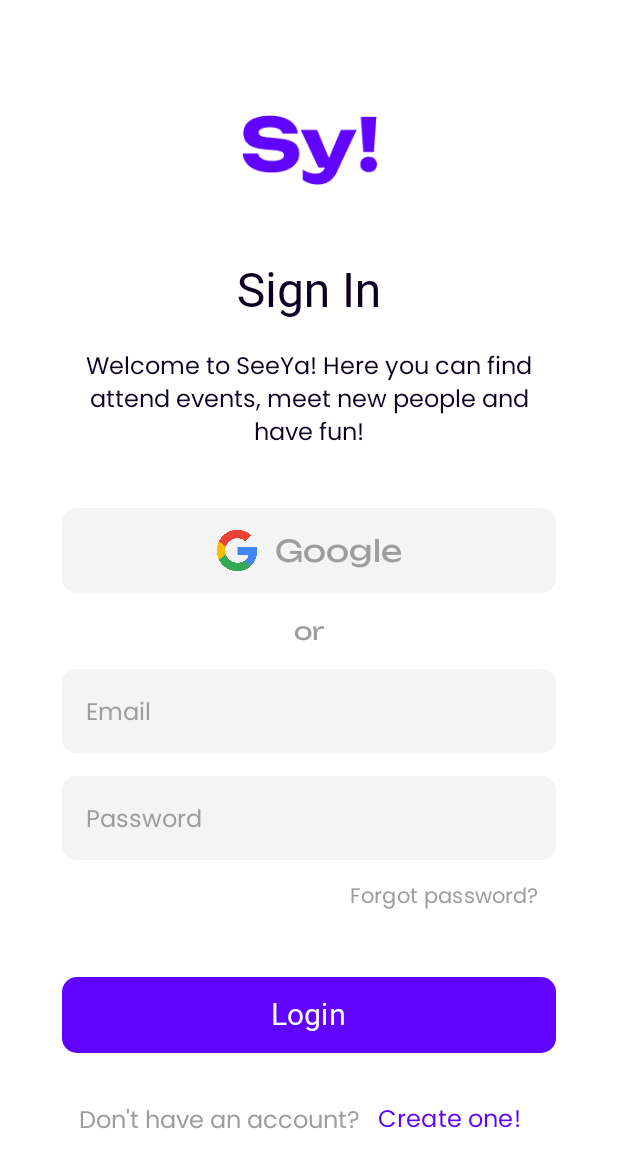
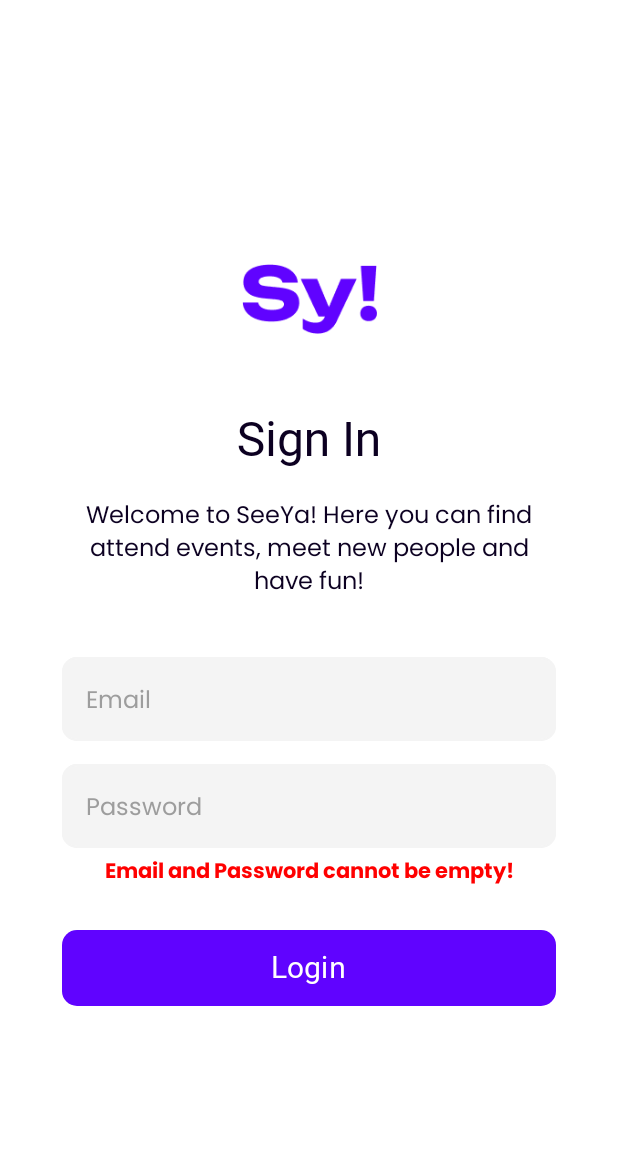
Before and after one commit to Bakhytgali/SeeYa, an Android app built with Jetpack Compose: the screen it shows after launch (MainActivity), after a tap on "Login", on a phone screen of 412 x 824 dp. Shown: the top 1168 px of the screen. Run offline under Robolectric (Android 15) with nearby library versions, the phone set to English and light mode, and no system bars; our stand-ins replace accompanist; Roboto replaces fonts that are not available here.

```diff
--- a/app/build.gradle.kts
+++ b/app/build.gradle.kts
@@ -51,6 +51,11 @@ android {
 
 dependencies {
 
+    // Retrofit
+    implementation(libs.retrofit) // Retrofit
+    implementation(libs.converter.gson) // Конвертер JSON
+    implementation(libs.logging.interceptor) // Логирование запросов
+
     // Status Bar Controller
     implementation(libs.accompanist.systemuicontroller)
 
--- a/app/src/main/java/com/example/seeya/MainActivity.kt
+++ b/app/src/main/java/com/example/seeya/MainActivity.kt
@@ -4,16 +4,28 @@ import android.os.Bundle
 import androidx.activity.ComponentActivity
 import androidx.activity.compose.setContent
 import androidx.activity.enableEdgeToEdge
+import androidx.lifecycle.ViewModelProvider
+import com.example.seeya.data.repository.AuthRepository
 import com.example.seeya.ui.theme.SeeYaTheme
-import com.example.seeya.ui.theme.screens.LoginScreenState
+import com.example.seeya.ui.theme.screens.LoginScreen
+import com.example.seeya.viewmodel.AuthViewModel
+import com.example.seeya.viewmodel.AuthViewModelFactory
 
 class MainActivity : ComponentActivity() {
+    private lateinit var authViewModel: AuthViewModel
+
     override fun onCreate(savedInstanceState: Bundle?) {
         super.onCreate(savedInstanceState)
         enableEdgeToEdge()
+
+        authViewModel = ViewModelProvider(
+            this,
+            AuthViewModelFactory(application, AuthRepository(application))
+        )[AuthViewModel::class.java]
+
         setContent {
             SeeYaTheme {
-                LoginScreenState()
+                LoginScreen(authViewModel = authViewModel)
             }
         }
     }
--- /dev/null
+++ b/app/src/main/java/com/example/seeya/data/api/APIService.kt
@@ -0,0 +1,14 @@
+package com.example.seeya.data.api
+
+import com.example.seeya.data.model.AuthResponse
+import com.example.seeya.data.model.LoginRequest
+import retrofit2.Response
+import retrofit2.http.Body
+import retrofit2.http.POST
+
+interface APIService {
+    interface ApiService {
+        @POST("auth/login")
+        suspend fun loginUser(@Body request: LoginRequest): Response<AuthResponse>
+    }
+}
--- /dev/null
+++ b/app/src/main/java/com/example/seeya/data/api/RetrofitClient.kt
@@ -0,0 +1,46 @@
+package com.example.seeya.data.api
+
+import android.content.Context
+import com.example.seeya.utils.TokenManager
+import okhttp3.Interceptor
+import okhttp3.OkHttpClient
+import okhttp3.logging.HttpLoggingInterceptor
+import retrofit2.Retrofit
+import retrofit2.converter.gson.GsonConverterFactory
+
+object RetrofitClient {
+    private const val BASE_URL = "http://localhost:8080"
+
+    // Функция для создания HTTP-клиента с токеном
+    fun createClient(context: Context): OkHttpClient {
+        val loggingInterceptor = HttpLoggingInterceptor().apply {
+            level = HttpLoggingInterceptor.Level.BODY
+        }
+
+        val authInterceptor = Interceptor { chain ->
+            val token = TokenManager.getToken(context)
+            val request = chain.request().newBuilder()
+
+            if (!token.isNullOrEmpty()) {
+                request.addHeader("Authorization", "Bearer $token") // Добавляем JWT в заголовок
+            }
+
+            chain.proceed(request.build())
+        }
+
+        return OkHttpClient.Builder()
+            .addInterceptor(loggingInterceptor) // Логирование запросов
+            .addInterceptor(authInterceptor) // Добавление токена
+            .build()
+    }
+
+    // Функция для создания Retrofit API
+    fun createApiService(context: Context): APIService.ApiService {
+        return Retrofit.Builder()
+            .baseUrl(BASE_URL)
+            .client(createClient(context)) // Используем HTTP-клиент с токеном
+            .addConverterFactory(GsonConverterFactory.create())
+            .build()
+            .create(APIService.ApiService::class.java)
+    }
+}
--- /dev/null
+++ b/app/src/main/java/com/example/seeya/data/model/AuthResponse.kt
@@ -0,0 +1,6 @@
+package com.example.seeya.data.model
+
+data class AuthResponse(
+    val token: String,
+    val user: User
+)
--- /dev/null
+++ b/app/src/main/java/com/example/seeya/data/model/LoginRequest.kt
@@ -0,0 +1,6 @@
+package com.example.seeya.data.model
+
+data class LoginRequest(
+    val email: String,
+    val password: String
+)
--- a/app/src/main/java/com/example/seeya/ui/theme/Type.kt
+++ b/app/src/main/java/com/example/seeya/ui/theme/Type.kt
@@ -20,5 +20,5 @@ val Unbounded = FontFamily(
 )
 
 val SeeYaTypography = Typography(
-    bodyLarge = TextStyle(fontFamily = Poppins, fontSize = 16.sp),
+    bodyLarge = TextStyle(fontFamily = Poppins, fontSize = 16.sp, color = primaryColor),
 )
--- a/app/src/main/java/com/example/seeya/ui/theme/screens/LoginScreen.kt
+++ b/app/src/main/java/com/example/seeya/ui/theme/screens/LoginScreen.kt
@@ -1,28 +1,12 @@
 package com.example.seeya.ui.theme.screens
 
+import android.util.Log
 import androidx.compose.foundation.Image
 import androidx.compose.foundation.background
-import androidx.compose.foundation.layout.Arrangement
-import androidx.compose.foundation.layout.Box
-import androidx.compose.foundation.layout.Column
-import androidx.compose.foundation.layout.Row
-import androidx.compose.foundation.layout.Spacer
-import androidx.compose.foundation.layout.fillMaxHeight
-import androidx.compose.foundation.layout.fillMaxSize
-import androidx.compose.foundation.layout.fillMaxWidth
-import androidx.compose.foundation.layout.height
-import androidx.compose.foundation.layout.padding
-import androidx.compose.foundation.layout.size
-import androidx.compose.foundation.layout.width
+import androidx.compose.foundation.layout.*
 import androidx.compose.foundation.shape.RoundedCornerShape
-import androidx.compose.material3.Button
-import androidx.compose.material3.ButtonDefaults
-import androidx.compose.material3.Text
-import androidx.compose.material3.TextButton
-import androidx.compose.runtime.Composable
-import androidx.compose.runtime.MutableState
-import androidx.compose.runtime.mutableStateOf
-import androidx.compose.runtime.remember
+import androidx.compose.material3.*
+import androidx.compose.runtime.*
 import androidx.compose.ui.Alignment
 import androidx.compose.ui.Modifier
 import androidx.compose.ui.graphics.Color
@@ -30,34 +14,28 @@ import androidx.compose.ui.res.painterResource
 import androidx.compose.ui.res.stringResource
 import androidx.compose.ui.text.font.FontWeight
 import androidx.compose.ui.text.style.TextAlign
-import androidx.compose.ui.tooling.preview.Preview
 import androidx.compose.ui.unit.dp
 import androidx.compose.ui.unit.sp
 import com.example.seeya.R
-import com.example.seeya.ui.theme.Poppins
-import com.example.seeya.ui.theme.Unbounded
-import com.example.seeya.ui.theme.bgColor
+import com.example.seeya.ui.theme.*
 import com.example.seeya.ui.theme.components.CustomTextField
-import com.example.seeya.ui.theme.primaryContainerColor
-import com.example.seeya.ui.theme.grayText
-import com.example.seeya.ui.theme.primaryColor
-import com.example.seeya.ui.theme.secondaryColor
+import com.example.seeya.viewmodel.AuthViewModel
 
 @Composable
 fun LoginScreen(
-    email: MutableState<String>,
-    password: MutableState<String>,
-    onEmailChange: (String) -> Unit,
-    onPasswordChange: (String) -> Unit,
+    authViewModel: AuthViewModel,
     modifier: Modifier = Modifier
 ) {
+    val email = remember { mutableStateOf("") }
+    val password = remember { mutableStateOf("") }
+    val isError = remember { mutableStateOf(false) }
+
     Box(
         contentAlignment = Alignment.Center,
         modifier = Modifier
             .fillMaxSize()
             .background(bgColor),
-
-        ) {
+    ) {
         Column(
             verticalArrangement = Arrangement.Center,
             horizontalAlignment = Alignment.CenterHorizontally,
@@ -65,15 +43,12 @@ fun LoginScreen(
                 .fillMaxHeight()
                 .fillMaxWidth(0.8f)
         ) {
-
             // SeeYa Logo
             Image(
                 painter = painterResource(R.drawable.seeya_logo_mono),
                 contentDescription = "SeeYa Logo",
                 modifier = Modifier.size(90.dp)
             )
-
-            // Login Page title + subtitle section
 
             Spacer(modifier = Modifier.height(30.dp))
 
@@ -94,60 +69,16 @@ fun LoginScreen(
                 textAlign = TextAlign.Center
             )
 
-
-            // Google Auth Button
             Spacer(modifier = Modifier.height(40.dp))
 
-            Button(
-                onClick = {
-                    // TODO
-                },
-                shape = RoundedCornerShape(10.dp),
-                colors = ButtonDefaults.buttonColors(
-                    containerColor = primaryContainerColor
-                ),
-                modifier = Modifier.fillMaxWidth()
-            ) {
-                Row(
-                    horizontalArrangement = Arrangement.Center,
-                    verticalAlignment = Alignment.CenterVertically,
-                    modifier = Modifier.padding(5.dp)
-                ) {
-                    Image(
-                        painter = painterResource(R.drawable.google_logo),
-                        contentDescription = "Google Logo Icon",
-                        modifier = Modifier.size(30.dp)
-                    )
-
-                    Spacer(modifier = Modifier.width(10.dp))
-
-                    Text(
-                        text = "Google",
-                        fontFamily = Unbounded,
-                        color = grayText,
-                        fontSize = 20.sp
-                    )
-                }
-            }
-
-            Spacer(modifier = Modifier.height(15.dp))
-
-            Text(
-                text = "or",
-                fontSize = 16.sp,
-                fontFamily = Unbounded,
-                color = grayText
-            )
-
-            Spacer(modifier = Modifier.height(15.dp))
-
-            // Login with email and password fields
             CustomTextField(
                 text = email,
                 placeholder = "Email",
-                onValueChange = onEmailChange,
-                modifier = Modifier
-                    .fillMaxWidth()
+                onValueChange = {
+                    email.value = it
+                    isError.value = false // Сбрасываем ошибку при вводе
+                },
+                modifier = Modifier.fillMaxWidth()
             )
 
             Spacer(modifier = Modifier.height(15.dp))
@@ -155,42 +86,37 @@ fun LoginScreen(
             CustomTextField(
                 text = password,
                 placeholder = "Password",
-                onValueChange = onPasswordChange,
-                modifier = Modifier
-                    .fillMaxWidth()
+                onValueChange = {
+                    password.value = it
+                    isError.value = false // Сбрасываем ошибку при вводе
+                },
+                modifier = Modifier.fillMaxWidth()
             )
 
-            // Forgot password link
-
-            TextButton(
-                onClick = {
-                    // TODO
-                }
-            ) {
+            if (isError.value) {
                 Text(
-                    text = "Forgot password?",
-                    color = grayText,
+                    text = "Email and Password cannot be empty!",
+                    color = Color.Red,
                     fontSize = 14.sp,
-                    textAlign = TextAlign.End,
-                    modifier = Modifier.fillMaxWidth(),
-                    fontWeight = FontWeight.Normal,
-                    fontFamily = Poppins
+                    fontWeight = FontWeight.Bold,
+                    modifier = Modifier.padding(top = 5.dp)
                 )
             }
 
-            // Login Button
             Spacer(modifier = Modifier.height(30.dp))
 
             Button(
                 onClick = {
-                    // TODO
+                    if (email.value.isBlank() || password.value.isBlank()) {
+                        isError.value = true
+                    } else {
+                        authViewModel.login(email.value, password.value)
+                        Log.d("LoginScreen", "Login successful for ${email.value}")
+                    }
                 },
-                modifier = Modifier
-                    .fillMaxWidth(),
+                modifier = Modifier.fillMaxWidth(),
                 shape = RoundedCornerShape(10.dp),
-                colors = ButtonDefaults.buttonColors(
-                    containerColor = secondaryColor,
-                )
+                colors = ButtonDefaults.buttonColors(containerColor = secondaryColor)
             ) {
                 Text(
                     "Login",
@@ -201,57 +127,6 @@ fun LoginScreen(
                     modifier = Modifier.padding(5.dp),
                 )
             }
-
-            // Create Account Link
-
-            Spacer(modifier = Modifier.height(20.dp))
-
-            Row(
-                verticalAlignment = Alignment.CenterVertically,
-                horizontalArrangement = Arrangement.Center
-            ) {
-                Text(
-                    text = "Don't have an account?",
-                    color = grayText
-                )
-
-                TextButton(
-                    onClick = {
-                        // TODO
-                    },
-                    modifier = Modifier.padding(0.dp)
-                ) {
-                    Text(
-                        text = "Create one!",
-                        color = secondaryColor,
-                        fontSize = 16.sp,
-                        fontFamily = Poppins
-                    )
-                }
-            }
         }
     }
 }
-
-@Composable
-@Preview
-fun LoginScreenState() {
-    val email = remember {
-        mutableStateOf("")
-    }
-
-    val password = remember {
-        mutableStateOf("")
-    }
-
-    LoginScreen(
-        email = email,
-        password = password,
-        onEmailChange = {
-            email.value = it
-        },
-        onPasswordChange = {
-            password.value = it
-        }
-    )
-}
--- /dev/null
+++ b/app/src/main/java/com/example/seeya/utils/TokenManager.kt
@@ -0,0 +1,53 @@
+package com.example.seeya.utils
+
+import android.content.Context
+import android.content.SharedPreferences
+import com.example.seeya.data.model.User
+import com.google.gson.Gson
+
+object TokenManager {
+    private const val PREFS_NAME = "auth_prefs"
+    private const val TOKEN_KEY = "jwt_token"
+    private const val USER_KEY = "user_data"
+
+    private fun getPrefs(context: Context): SharedPreferences {
+        return context.getSharedPreferences(PREFS_NAME, Context.MODE_PRIVATE)
+    }
+
+    // Сохраняем токен
+    fun saveToken(context: Context, token: String) {
+        getPrefs(context).edit().putString(TOKEN_KEY, token).apply()
+    }
+
+    // Получаем токен
+    fun getToken(context: Context): String? {
+        return getPrefs(context).getString(TOKEN_KEY, null)
+    }
+
+    // Очищаем токен
+    fun clearToken(context: Context) {
+        getPrefs(context).edit().remove(TOKEN_KEY).apply()
+    }
+
+    // Сохраняем объект `User`
+    fun saveUser(context: Context, user: User) {
+        val userJson = Gson().toJson(user) // Конвертируем объект в JSON
+        getPrefs(context).edit().putString(USER_KEY, userJson).apply()
+    }
+
+    // Получаем объект `User`
+    fun getUser(context: Context): User? {
+        val userJson = getPrefs(context).getString(USER_KEY, null)
+        return userJson?.let { Gson().fromJson(it, User::class.java) }
+    }
+
+    // Очищаем пользователя
+    fun clearUser(context: Context) {
+        getPrefs(context).edit().remove(USER_KEY).apply()
+    }
+
+    // Полный выход (очищаем всё)
+    fun logout(context: Context) {
+        getPrefs(context).edit().clear().apply()
+    }
+}
--- /dev/null
+++ b/app/src/main/java/com/example/seeya/viewmodel/AuthViewModel.kt
@@ -0,0 +1,53 @@
+package com.example.seeya.viewmodel
+
+import android.app.Application
+import androidx.lifecycle.AndroidViewModel
+import androidx.lifecycle.LiveData
+import androidx.lifecycle.MutableLiveData
+import androidx.lifecycle.viewModelScope
+import com.example.seeya.data.model.User
+import com.example.seeya.data.repository.AuthRepository
+import com.example.seeya.utils.TokenManager
+import kotlinx.coroutines.launch
+
+class AuthViewModel(application: Application, private val repository: AuthRepository) : AndroidViewModel(application) {
+
+    private val _user = MutableLiveData<User?>()
+    val user: LiveData<User?> = _user
+
+    private val _token = MutableLiveData<String?>()
+    val token: LiveData<String?> = _token
+
+    init {
+        loadUserFromPrefs() // Загружаем сохранённого юзера
+    }
+
+    fun login(email: String, password: String) {
+        viewModelScope.launch {
+            val response = repository.loginUser(email, password)
+            if (response.isSuccessful) {
+                response.body()?.let { authResponse ->
+                    val context = getApplication<Application>().applicationContext
+                    TokenManager.saveToken(context, authResponse.token)
+                    TokenManager.saveUser(context, authResponse.user)
+
+                    _user.postValue(authResponse.user) // Обновляем UI
+                    _token.postValue(authResponse.token)
+                }
+            }
+        }
+    }
+
+    private fun loadUserFromPrefs() {
+        val context = getApplication<Application>().applicationContext
+        _user.postValue(TokenManager.getUser(context))
+        _token.postValue(TokenManager.getToken(context))
+    }
+
+    fun logout() {
+        val context = getApplication<Application>().applicationContext
+        TokenManager.logout(context)
+        _user.postValue(null)
+        _token.postValue(null)
+    }
+}
--- /dev/null
+++ b/app/src/main/java/com/example/seeya/viewmodel/AuthViewModelFactory.kt
@@ -0,0 +1,20 @@
+package com.example.seeya.viewmodel
+
+import android.app.Application
+import androidx.lifecycle.ViewModel
+import androidx.lifecycle.ViewModelProvider
+import com.example.seeya.data.repository.AuthRepository
+
+class AuthViewModelFactory(
+    private val application: Application,
+    private val repository: AuthRepository
+) : ViewModelProvider.Factory {
+
+    override fun <T : ViewModel> create(modelClass: Class<T>): T {
+        if (modelClass.isAssignableFrom(AuthViewModel::class.java)) {
+            @Suppress("UNCHECKED_CAST")
+            return AuthViewModel(application, repository) as T
+        }
+        throw IllegalArgumentException("Unknown ViewModel class")
+    }
+}
```
Also changed, not shown: app/src/main/java/com/example/seeya/data/model/Club.kt (added, +13 -0 lines), app/src/main/java/com/example/seeya/data/model/Event.kt (added, +33 -0 lines), app/src/main/java/com/example/seeya/data/model/User.kt (added, +16 -0 lines), app/src/main/java/com/example/seeya/data/repository/AuthRepository.kt (added, +25 -0 lines), app/src/main/java/com/example/seeya/ui/theme/screens/AuthorizeScreen.kt (added, +20 -0 lines), gradle/libs.versions.toml (+8 -0 lines).
